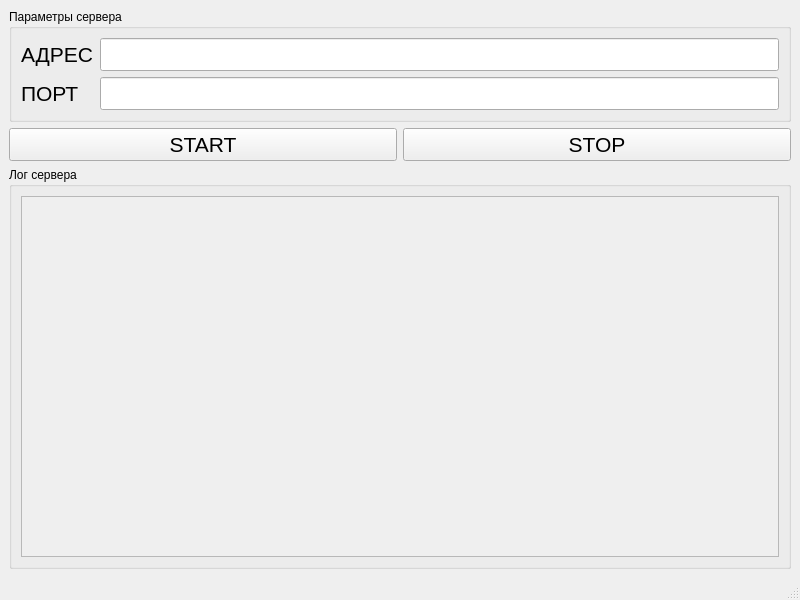
Svyatoslav1991/lab5-tcp-1, file server/app/src/mainwindow.ui: the form before one commit.
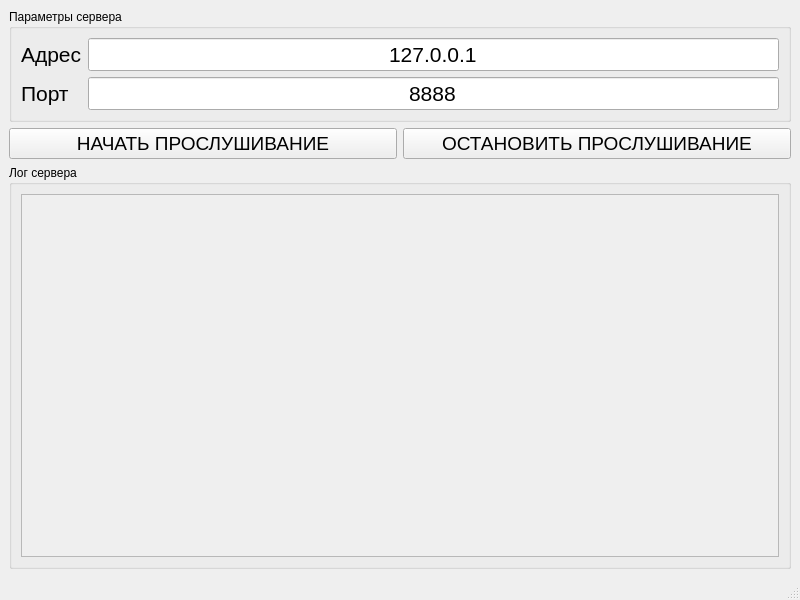
The form after the commit.

Commit message: feat: добавил значения по умолчанию для адреса и порта сервера

The edit to the form file:
```diff
--- a/server/app/src/mainwindow.ui
+++ b/server/app/src/mainwindow.ui
@@ -24,7 +24,7 @@
        <item row="0" column="0">
         <widget class="QLabel" name="address_label">
          <property name="text">
-          <string>&lt;html&gt;&lt;head/&gt;&lt;body&gt;&lt;p&gt;&lt;span style=&quot; font-size:16pt;&quot;&gt;АДРЕС&lt;/span&gt;&lt;/p&gt;&lt;/body&gt;&lt;/html&gt;</string>
+          <string>&lt;html&gt;&lt;head/&gt;&lt;body&gt;&lt;p&gt;&lt;span style=&quot; font-size:16pt;&quot;&gt;Адрес&lt;/span&gt;&lt;/p&gt;&lt;/body&gt;&lt;/html&gt;</string>
          </property>
         </widget>
        </item>
@@ -35,12 +35,21 @@
            <pointsize>16</pointsize>
           </font>
          </property>
+         <property name="text">
+          <string>127.0.0.1</string>
+         </property>
+         <property name="maxLength">
+          <number>32778</number>
+         </property>
+         <property name="alignment">
+          <set>Qt::AlignCenter</set>
+         </property>
         </widget>
        </item>
        <item row="1" column="0">
         <widget class="QLabel" name="port_label">
          <property name="text">
-          <string>&lt;html&gt;&lt;head/&gt;&lt;body&gt;&lt;p&gt;&lt;span style=&quot; font-size:16pt;&quot;&gt;ПОРТ&lt;/span&gt;&lt;/p&gt;&lt;/body&gt;&lt;/html&gt;</string>
+          <string>&lt;html&gt;&lt;head/&gt;&lt;body&gt;&lt;p&gt;&lt;span style=&quot; font-size:16pt;&quot;&gt;Порт&lt;/span&gt;&lt;/p&gt;&lt;/body&gt;&lt;/html&gt;</string>
          </property>
         </widget>
        </item>
@@ -51,6 +60,15 @@
            <pointsize>16</pointsize>
           </font>
          </property>
+         <property name="text">
+          <string>8888</string>
+         </property>
+         <property name="maxLength">
+          <number>32778</number>
+         </property>
+         <property name="alignment">
+          <set>Qt::AlignCenter</set>
+         </property>
         </widget>
        </item>
       </layout>
@@ -62,11 +80,11 @@
        <widget class="QPushButton" name="startListening_button">
         <property name="font">
          <font>
-          <pointsize>16</pointsize>
+          <pointsize>14</pointsize>
          </font>
         </property>
         <property name="text">
-         <string>START</string>
+         <string>НАЧАТЬ ПРОСЛУШИВАНИЕ</string>
         </property>
        </widget>
       </item>
@@ -74,11 +92,11 @@
        <widget class="QPushButton" name="stopListening_button">
         <property name="font">
          <font>
-          <pointsize>16</pointsize>
+          <pointsize>14</pointsize>
          </font>
         </property>
         <property name="text">
-         <string>STOP</string>
+         <string>ОСТАНОВИТЬ ПРОСЛУШИВАНИЕ</string>
         </property>
        </widget>
       </item>
@@ -91,7 +109,7 @@
       </property>
       <layout class="QHBoxLayout" name="horizontalLayout_2">
        <item>
-        <widget class="QTextEdit" name="serverLog_textEdit">
+        <widget class="QPlainTextEdit" name="serverLog_plainTextEdit">
          <property name="enabled">
           <bool>false</bool>
          </property>
```
